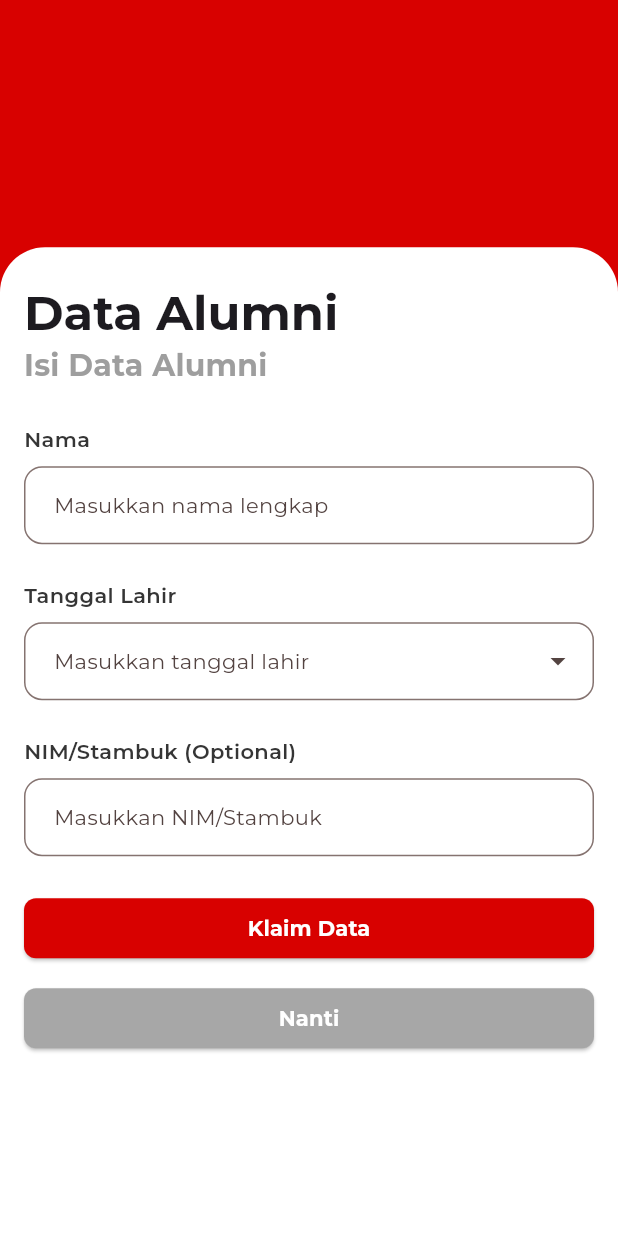
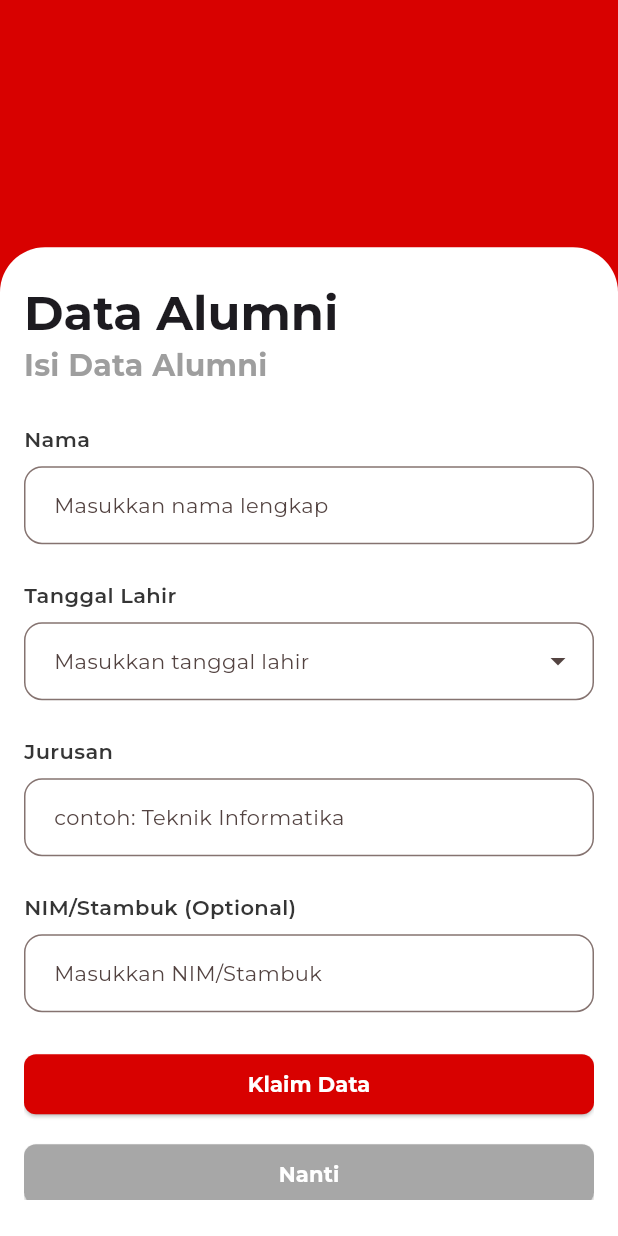
Before and after one commit to arctanziru/alumni_hub_ft_uh, a Flutter app: the ClaimAlumniDataScreen screen opened by its route, on a phone screen of 412 x 824 dp. Run offline on Flutter 3.47's test engine with Material 3 defaults, Android fonts, the phone set to English and light mode, and no system bars; our stand-ins replace bloc, carousel_slider, dio, flutter_bloc, flutter_dotenv, flutter_svg and 13 more; missing offline and left inert: cached_query; accounts and stored records are empty; network calls fail.

Commit message:
feat: alumni claim data

```diff
--- a/lib/features/alumni/alumni_detail_search_screen.dart
+++ b/lib/features/alumni/alumni_detail_search_screen.dart
@@ -96,7 +96,7 @@ class _AlumniDetailSearchScreenState extends State<AlumniDetailSearchScreen> {
                                       state.alumniGetManyResponse.data[index];
                                   return CardAlumniProfileWidget(
                                     name: alumni.nama,
-                                    details: alumni.nim,
+                                    details: alumni.nim ?? '-',
                                     onTap: () {
                                       locator<AppNavigation>().navigateTo(
                                           AlumniProfileDetailScreen.route,
--- a/lib/features/alumni/alumni_profile_detail_screen.dart
+++ b/lib/features/alumni/alumni_profile_detail_screen.dart
@@ -61,7 +61,7 @@ class AlumniProfileDetailScreen extends StatelessWidget {
                                   textTheme.labelLarge!.copyWith(fontSize: 25),
                             ),
                             Text(
-                              alumni.nim,
+                              alumni.nim ?? '-',
                               style: textTheme.bodyMedium,
                             ),
                           ],
@@ -135,7 +135,7 @@ class AlumniProfileDetailScreen extends StatelessWidget {
                       ),
                       TextFieldProfileWidget(
                         label: 'Agama',
-                        description: alumni.agama,
+                        description: alumni.agama ?? '-',
                         icon: Icons.book,
                         controller: religionController,
                         readOnly: true,
--- a/lib/features/alumni/domain/models/alumni_model.dart
+++ b/lib/features/alumni/domain/models/alumni_model.dart
@@ -10,18 +10,19 @@ class AlumniModel with _$AlumniModel {
   const factory AlumniModel({
     @JsonKey(name: 'id_alumni') required int idAlumni,
     @JsonKey(name: 'id_user') int? idUser,
-    required String nim,
-    @JsonKey(name: 'no_anggota') required String? noAnggota,
+    required String? nim,
+    @JsonKey(name: 'no_anggota') String? noAnggota,
     required String nama,
     @JsonKey(name: 'tgl_lahir') required String tglLahir,
     required String jurusan,
     required String angkatan,
-    required EKelamin kelamin,
-    required String agama,
+    EKelamin? kelamin,
+    String? agama,
     @JsonKey(name: 'golongan_darah') String? golonganDarah,
-    required bool validated,
-    @JsonKey(name: 'created_at') required DateTime createdAt,
-    @JsonKey(name: 'updated_at') required DateTime updatedAt,
+    bool? validated,
+    @JsonKey(name: 'is_claim') bool? isClaimed,
+    @JsonKey(name: 'created_at') DateTime? createdAt,
+    @JsonKey(name: 'updated_at') DateTime? updatedAt,
   }) = _AlumniModel;
 
   factory AlumniModel.fromJson(Map<String, dynamic> json) =>
--- a/lib/features/auth/claim_alumni_data_screen.dart
+++ b/lib/features/auth/claim_alumni_data_screen.dart
@@ -23,14 +23,16 @@ class _ClaimAlumniDataScreenState extends State<ClaimAlumniDataScreen> {
   final _namaLengkapController = TextEditingController();
   final _tanggalLahirController = TextEditingController();
   final _nimController = TextEditingController();
+  final _jurusanController = TextEditingController();
   bool agreeToTerms = false;
-  bool _isCheckboxChecked = false; // State variable for checkbox
+  bool _isCheckboxChecked = false;
 
   @override
   void dispose() {
     _namaLengkapController.dispose();
     _tanggalLahirController.dispose();
     _nimController.dispose();
+    _jurusanController.dispose();
     super.dispose();
   }
 
@@ -59,7 +61,10 @@ class _ClaimAlumniDataScreenState extends State<ClaimAlumniDataScreen> {
             children: [
               Text(
                 'Kelengkapan Data',
-                style: Theme.of(context).textTheme.bodyMedium?.copyWith(color: Colors.grey),
+                style: Theme.of(context)
+                    .textTheme
+                    .bodyMedium
+                    ?.copyWith(color: Colors.grey),
               ),
               Text(
                 'Klaim Data Alumni',
@@ -74,7 +79,10 @@ class _ClaimAlumniDataScreenState extends State<ClaimAlumniDataScreen> {
           ),
           content: Text(
             'Untuk mendapatkan akses full, isi kelengkapan data alumni.',
-            style: Theme.of(context).textTheme.bodyMedium?.copyWith(fontWeight: FontWeight.bold),
+            style: Theme.of(context)
+                .textTheme
+                .bodyMedium
+                ?.copyWith(fontWeight: FontWeight.bold),
           ),
           actions: <Widget>[
             Row(
@@ -93,7 +101,8 @@ class _ClaimAlumniDataScreenState extends State<ClaimAlumniDataScreen> {
                 Expanded(
                   child: ButtonWidget(
                     onPressed: () {
-                      Navigator.of(context).pop(); // Close the dialog and stay on the same screen
+                      Navigator.of(context)
+                          .pop(); // Close the dialog and stay on the same screen
                     },
                     label: 'Klaim data',
                     color: AppColors.primaryColor,
@@ -121,7 +130,8 @@ class _ClaimAlumniDataScreenState extends State<ClaimAlumniDataScreen> {
                     ),
               ),
               content: Column(
-                mainAxisSize: MainAxisSize.min, // To make sure the column height adapts to content
+                mainAxisSize: MainAxisSize
+                    .min, // To make sure the column height adapts to content
                 children: [
                   Row(
                     children: [
@@ -143,10 +153,14 @@ class _ClaimAlumniDataScreenState extends State<ClaimAlumniDataScreen> {
                               ),
                               TextSpan(
                                 text: 'Syarat dan Ketentuan',
-                                style: Theme.of(context).textTheme.bodySmall?.copyWith(
+                                style: Theme.of(context)
+                                    .textTheme
+                                    .bodySmall
+                                    ?.copyWith(
                                       color: AppColors.primaryColor,
                                       decoration: TextDecoration.underline,
-                                      decorationColor: Colors.red, // Set the color of the underline
+                                      decorationColor: Colors
+                                          .red, // Set the color of the underline
                                       decorationThickness:
                                           2.0, // Adjust the thickness of the underline if needed
                                     ),
@@ -187,7 +201,9 @@ class _ClaimAlumniDataScreenState extends State<ClaimAlumniDataScreen> {
                               }
                             : null, // Disable button when checkbox is unchecked
                         label: 'Isi Data',
-                        color: _isCheckboxChecked ? Theme.of(context).primaryColor : Colors.grey,
+                        color: _isCheckboxChecked
+                            ? Theme.of(context).primaryColor
+                            : Colors.grey,
                         // Change color based on checkbox
                       ),
                     ),
@@ -261,10 +277,12 @@ class _ClaimAlumniDataScreenState extends State<ClaimAlumniDataScreen> {
         child: LayoutBuilder(builder: (context, constraints) {
           return ConstrainedBox(
             constraints: BoxConstraints(
-              maxHeight: constraints.maxHeight - MediaQuery.of(context).padding.top,
+              maxHeight:
+                  constraints.maxHeight - MediaQuery.of(context).padding.top,
             ),
             child: Container(
-              margin: EdgeInsets.only(top: MediaQuery.of(context).size.height * 0.2),
+              margin: EdgeInsets.only(
+                  top: MediaQuery.of(context).size.height * 0.2),
               decoration: const BoxDecoration(
                 color: Colors.white,
                 borderRadius: BorderRadius.only(
@@ -275,7 +293,8 @@ class _ClaimAlumniDataScreenState extends State<ClaimAlumniDataScreen> {
               padding: const EdgeInsets.symmetric(horizontal: 16, vertical: 24),
               height: MediaQuery.of(context).size.height * 0.8,
               child: SingleChildScrollView(
-                padding: EdgeInsets.only(bottom: MediaQuery.of(context).viewInsets.bottom),
+                padding: EdgeInsets.only(
+                    bottom: MediaQuery.of(context).viewInsets.bottom),
                 child: Column(
                   crossAxisAlignment: CrossAxisAlignment.start,
                   children: <Widget>[
@@ -312,6 +331,12 @@ class _ClaimAlumniDataScreenState extends State<ClaimAlumniDataScreen> {
                     ),
                     const SizedBox(height: 24),
                     TextFieldWidget(
+                      label: 'Jurusan',
+                      hint: 'contoh: Teknik Informatika',
+                      controller: _jurusanController,
+                    ),
+                    const SizedBox(height: 24),
+                    TextFieldWidget(
                       label: 'NIM/Stambuk (Optional)',
                       hint: 'Masukkan NIM/Stambuk',
                       controller: _nimController,
@@ -321,7 +346,8 @@ class _ClaimAlumniDataScreenState extends State<ClaimAlumniDataScreen> {
                       listener: (context, state) {
                         if (state is GetAlumnisSuccess) {
                           if (state.getAlumnisResponse.data.isNotEmpty) {
-                            _showPopupClaimAlumniData(state.getAlumnisResponse.data);
+                            _showPopupClaimAlumniData(
+                                state.getAlumnisResponse.data);
                           } else {
                             _showDataNotFoundPopup();
                           }
@@ -340,13 +366,13 @@ class _ClaimAlumniDataScreenState extends State<ClaimAlumniDataScreen> {
                           child: ButtonWidget(
                             // onPressed: _showPopupClaimAlumniData,
                             onPressed: () {
-                              print(_tanggalLahirController.text);
                               context.read<GetAlumnisBloc>().add(
                                     GetAlumnis(
                                       getAlumnisBody: GetAlumnisBody(
                                         name: _namaLengkapController.text,
                                         tglLahir: _tanggalLahirController.text,
                                         nim: _nimController.text,
+                                        jurusan: _jurusanController.text,
                                       ),
                                     ),
                                   );
--- a/lib/features/claim_alumni/bloc/claim/claim_alumni_event.dart
+++ b/lib/features/claim_alumni/bloc/claim/claim_alumni_event.dart
@@ -5,5 +5,6 @@ abstract class ClaimAlumniEvent {}
 
 class ClaimAlumni extends ClaimAlumniEvent {
   final ClaimAlumniBody claimAlumniBody;
-  ClaimAlumni({required this.claimAlumniBody});
+  final String? token;
+  ClaimAlumni({required this.claimAlumniBody, this.token});
 }
--- a/lib/features/claim_alumni/domain/models/get_alumnis_model.dart
+++ b/lib/features/claim_alumni/domain/models/get_alumnis_model.dart
@@ -29,7 +29,8 @@ class GetAlumnisResponseData with _$GetAlumnisResponseData {
 class GetAlumnisBody with _$GetAlumnisBody {
   const factory GetAlumnisBody({
     @JsonKey(name: 'nama') required String name,
-    @JsonKey(name: 'tgl_lahir')required String tglLahir,
+    @JsonKey(name: 'tgl_lahir') required String tglLahir,
+    required String jurusan,
     required String? nim,
   }) = _GetAlumnisBody;
 
```
Also changed, not shown: lib/features/auth/popup_claim_alumni_data.dart (+33 -15 lines), lib/features/auth/popup_confirm_alumni_data.dart (+8 -8 lines), lib/features/claim_alumni/bloc/claim/claim_alumni_bloc.dart (+11 -4 lines), lib/features/claim_alumni/data/claim_alumni_remote_data_source.dart (+9 -6 lines), lib/features/alumni/domain/models/alumni_model.freezed.dart, lib/features/alumni/domain/models/alumni_model.g.dart, lib/features/claim_alumni/domain/models/claim_alumni_model.dart (line endings or trailing spaces), lib/features/claim_alumni/domain/models/get_alumnis_model.freezed.dart, lib/features/claim_alumni/domain/models/get_alumnis_model.g.dart, lib/locator.config.dart.
